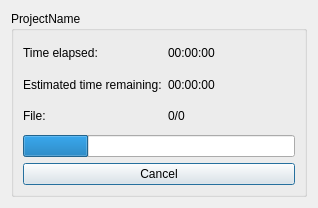
Above: linty/ProgressWindow.ui from Ayymoose/PC-Lint-GUI before the change. Below: the same form after it.
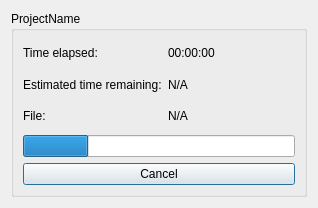
That is the form after the change.

Diff of the .ui file:
```diff
--- a/linty/ProgressWindow.ui
+++ b/linty/ProgressWindow.ui
@@ -52,7 +52,7 @@
         <item row="1" column="1">
          <widget class="QLabel" name="eta">
           <property name="text">
-           <string>00:00:00</string>
+           <string>N/A</string>
           </property>
          </widget>
         </item>
@@ -66,7 +66,7 @@
         <item row="2" column="1">
          <widget class="QLabel" name="filesProcessed">
           <property name="text">
-           <string>0/0</string>
+           <string>N/A</string>
           </property>
          </widget>
         </item>
```
